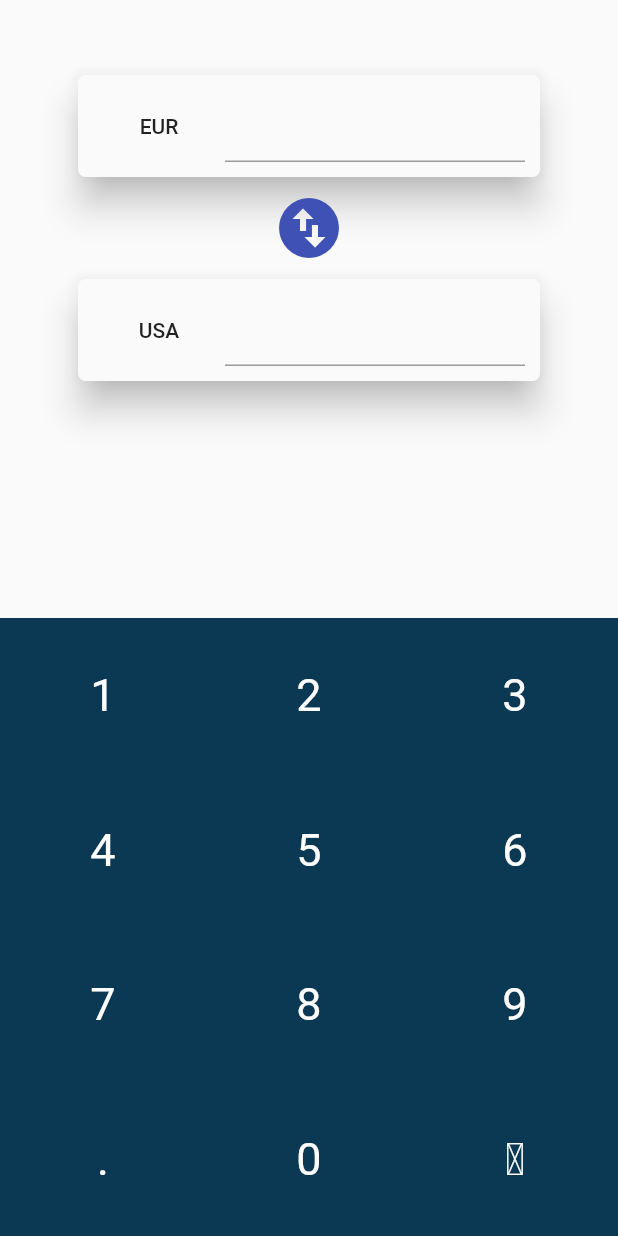
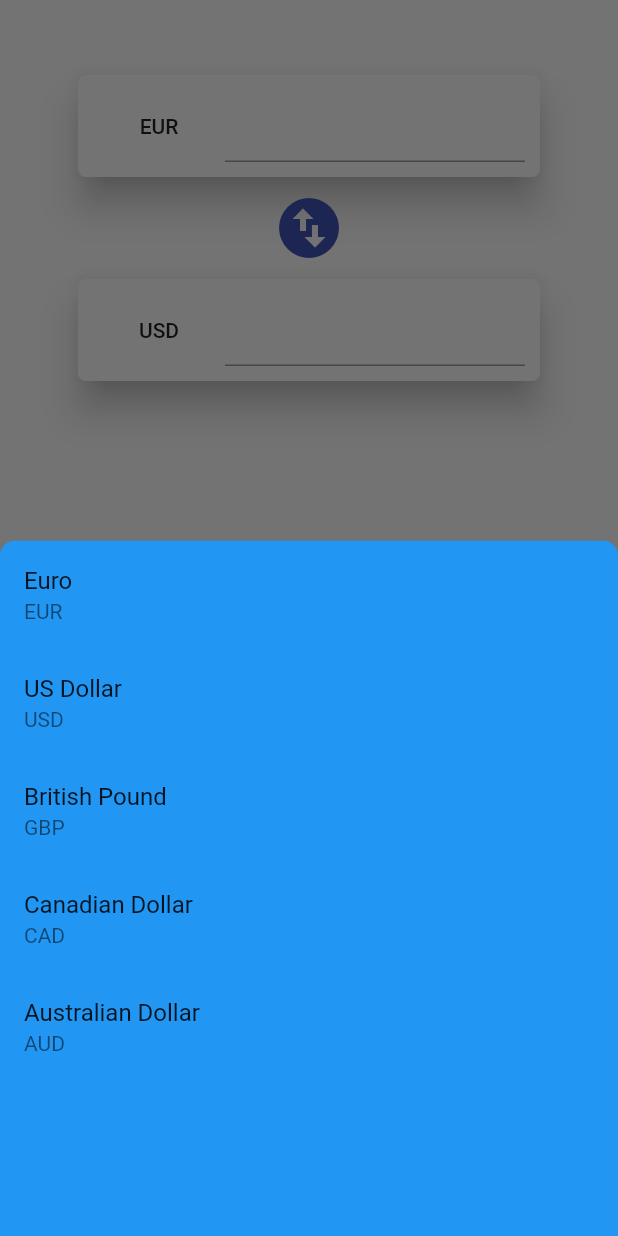
Before and after one commit to adso023/Currency-Exchange-App, a Flutter app: the screen it shows after launch, after a tap on "EUR", on a phone screen of 412 x 824 dp. Run offline on Flutter 3.47's test engine with Material 2 defaults, Android fonts, the phone set to English and light mode, and no system bars.

Commit message:
shows bottom sheet when pressed and changes the country

```diff
--- a/lib/Views/ConverterView.dart
+++ b/lib/Views/ConverterView.dart
@@ -1,15 +1,29 @@
 import 'package:flutter/material.dart';
+import 'package:currencyexchange_app/Views/CountryList.dart';
 
 class ConverterView extends StatefulWidget {
 
   final TextEditingController controller;
+  final GlobalKey<ScaffoldState> scaffoldKey;
 
-  ConverterView({this.controller});
+  ConverterView({this.controller, this.scaffoldKey});
 
   createState() => _ConverterViewState();
 }
 
 class _ConverterViewState extends State<ConverterView> {
+
+  var _from;
+  var _to;
+
+  @override
+  void initState() {
+    // TODO: implement initState
+    super.initState();
+
+    _from = {"name" : "Euro", "short" : "EUR"};
+    _to = {"name" : "US Dollar", "short" : "USD"};
+  }
 
   @override
   Widget build(BuildContext context) {
@@ -30,7 +44,20 @@ class _ConverterViewState extends State<ConverterView> {
               child: Row(
                 mainAxisSize: MainAxisSize.min,
                 children: [
-                  FlatButton(onPressed: (){}, child: Text('EUR')),
+                  FlatButton(
+                    onPressed: () async {
+                      await showModalBottomSheet(
+                        context: context,
+                        backgroundColor: Color(0xFF737373),
+                        builder: (context) => CountryListSheet(onCountrySelected: (country) {
+                          _from = country;
+                        },)
+                      );
+
+                      setState(() {print(_from);});
+                    },
+                    child: Text('${_from["short"]}')
+                  ),
                   SizedBox(
                     width: 200,
                     child: TextField(
@@ -64,7 +91,19 @@ class _ConverterViewState extends State<ConverterView> {
               child: Row(
                 mainAxisSize: MainAxisSize.min,
                 children: [
-                  FlatButton(onPressed: (){}, child: Text('USA')),
+                  FlatButton(
+                    onPressed: () async{
+                      await showModalBottomSheet(
+                        context: context,
+                        backgroundColor: Color(0xFF737373),
+                        builder: (context) => CountryListSheet(onCountrySelected: (country) {
+                          _to = country;
+                        },)
+                      );
+                      setState(() {print(_to);});
+                    },
+                    child: Text('${_to["short"]}')
+                  ),
                   SizedBox(
                     width: 200,
                     child: TextField(
```
